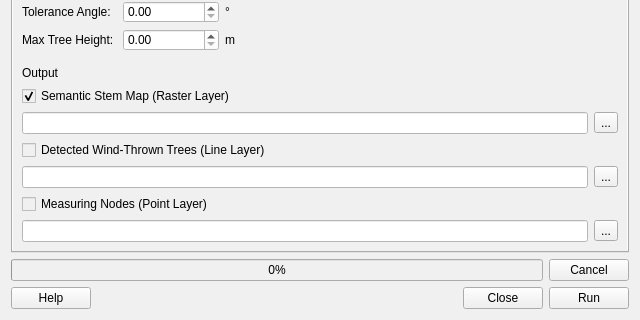
Old version of the form winmol_analyzer_dialog_base.ui in the repository cwinkelmann/WINMOL_Analyzer; both pictures show x 0 to 640 and y 430 to 750 of the 640 by 750 pixel window.
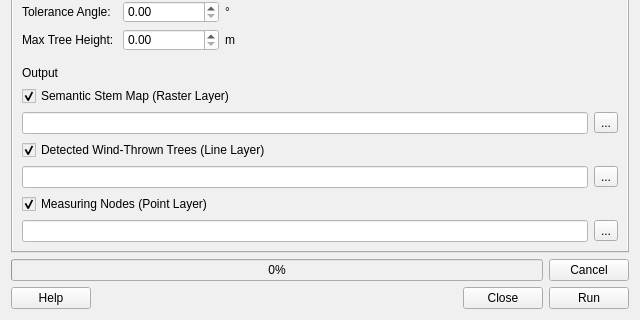
New version of the form.

The edit to the form file:
```diff
--- a/winmol_analyzer_dialog_base.ui
+++ b/winmol_analyzer_dialog_base.ui
@@ -489,7 +489,7 @@
           <string>Detected Wind-Thrown Trees (Line Layer)</string>
          </property>
          <property name="checked">
-          <bool>false</bool>
+          <bool>true</bool>
          </property>
         </widget>
        </item>
@@ -529,7 +529,7 @@
           <string>Measuring Nodes (Point Layer)</string>
          </property>
          <property name="checked">
-          <bool>false</bool>
+          <bool>true</bool>
          </property>
         </widget>
        </item>
```
